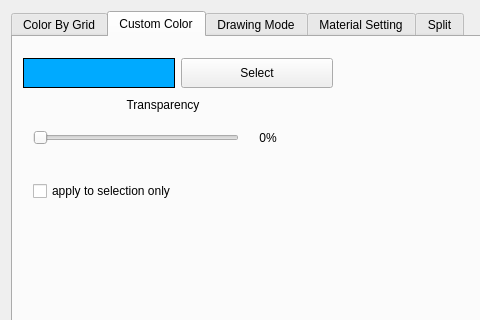
Qt form source/VIEW/DIALOGS/modifyRepresentationDialog.ui (BALL-Project/ball) before a commit; both pictures show x 0 to 480 and y 0 to 320 of the 800 by 408 pixel window.
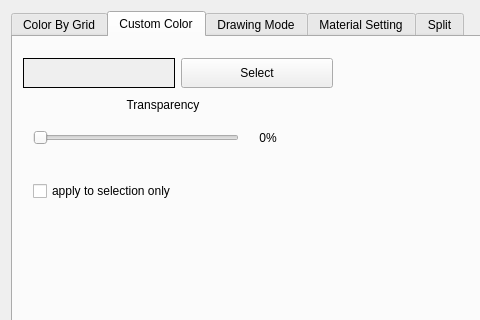
The same form after that commit. The open tabs and pages were chosen to show the change. Custom widgets are drawn as their Qt base class.

Commit message: feat(999.42/02): strip <palette> blocks from 7 dialogs (Handover §1.1)

What changed in the file:
```diff
--- a/source/VIEW/DIALOGS/modifyRepresentationDialog.ui
+++ b/source/VIEW/DIALOGS/modifyRepresentationDialog.ui
@@ -142,475 +142,6 @@
             <height>30</height>
            </size>
           </property>
-          <property name="palette">
-           <palette>
-            <active>
-             <colorrole role="WindowText">
-              <brush brushstyle="SolidPattern">
-               <color alpha="255">
-                <red>0</red>
-                <green>0</green>
-                <blue>0</blue>
-               </color>
-              </brush>
-             </colorrole>
-             <colorrole role="Button">
-              <brush brushstyle="SolidPattern">
-               <color alpha="255">
-                <red>221</red>
-                <green>223</green>
-                <blue>228</blue>
-               </color>
-              </brush>
-             </colorrole>
-             <colorrole role="Light">
-              <brush brushstyle="SolidPattern">
-               <color alpha="255">
-                <red>255</red>
-                <green>255</green>
-                <blue>255</blue>
-               </color>
-              </brush>
-             </colorrole>
-             <colorrole role="Midlight">
-              <brush brushstyle="SolidPattern">
-               <color alpha="255">
-                <red>255</red>
-                <green>255</green>
-                <blue>255</blue>
-               </color>
-              </brush>
-             </colorrole>
-             <colorrole role="Dark">
-              <brush brushstyle="SolidPattern">
-               <color alpha="255">
-                <red>85</red>
-                <green>85</green>
-                <blue>85</blue>
-               </color>
-              </brush>
-             </colorrole>
-             <colorrole role="Mid">
-              <brush brushstyle="SolidPattern">
-               <color alpha="255">
-                <red>199</red>
-                <green>199</green>
-                <blue>199</blue>
-               </color>
-              </brush>
-             </colorrole>
-             <colorrole role="Text">
-              <brush brushstyle="SolidPattern">
-               <color alpha="255">
-                <red>0</red>
-                <green>0</green>
-                <blue>0</blue>
-               </color>
-              </brush>
-             </colorrole>
-             <colorrole role="BrightText">
-              <brush brushstyle="SolidPattern">
-               <color alpha="255">
-                <red>255</red>
-                <green>255</green>
-                <blue>255</blue>
-               </color>
-              </brush>
-             </colorrole>
-             <colorrole role="ButtonText">
-              <brush brushstyle="SolidPattern">
-               <color alpha="255">
-                <red>0</red>
-                <green>0</green>
-                <blue>0</blue>
-               </color>
-              </brush>
-             </colorrole>
-             <colorrole role="Base">
-              <brush brushstyle="SolidPattern">
-               <color alpha="255">
-                <red>255</red>
-                <green>255</green>
-                <blue>255</blue>
-               </color>
-              </brush>
-             </colorrole>
-             <colorrole role="Window">
-              <brush brushstyle="SolidPattern">
-               <color alpha="255">
-                <red>0</red>
-                <green>170</green>
-                <blue>255</blue>
-               </color>
-              </brush>
-             </colorrole>
-             <colorrole role="Shadow">
-              <brush brushstyle="SolidPattern">
-               <color alpha="255">
-                <red>0</red>
-                <green>0</green>
-                <blue>0</blue>
-               </color>
-              </brush>
-             </colorrole>
-             <colorrole role="Highlight">
-              <brush brushstyle="SolidPattern">
-               <color alpha="255">
-                <red>103</red>
-                <green>141</green>
-                <blue>178</blue>
-               </color>
-              </brush>
-             </colorrole>
-             <colorrole role="HighlightedText">
-              <brush brushstyle="SolidPattern">
-               <color alpha="255">
-                <red>255</red>
-                <green>255</green>
-                <blue>255</blue>
-               </color>
-              </brush>
-             </colorrole>
-             <colorrole role="Link">
-              <brush brushstyle="SolidPattern">
-               <color alpha="255">
-                <red>0</red>
-                <green>0</green>
-                <blue>238</blue>
-               </color>
-              </brush>
-             </colorrole>
-             <colorrole role="LinkVisited">
-              <brush brushstyle="SolidPattern">
-               <color alpha="255">
-                <red>82</red>
-                <green>24</green>
-                <blue>139</blue>
-               </color>
-              </brush>
-             </colorrole>
-             <colorrole role="AlternateBase">
-              <brush brushstyle="SolidPattern">
-               <color alpha="255">
-                <red>232</red>
-                <green>232</green>
-                <blue>232</blue>
-               </color>
-              </brush>
-             </colorrole>
-            </active>
-            <inactive>
-             <colorrole role="WindowText">
-              <brush brushstyle="SolidPattern">
-               <color alpha="255">
-                <red>0</red>
-                <green>0</green>
-                <blue>0</blue>
-               </color>
-              </brush>
-             </colorrole>
-             <colorrole role="Button">
-              <brush brushstyle="SolidPattern">
-               <color alpha="255">
-                <red>221</red>
-                <green>223</green>
-                <blue>228</blue>
-               </color>
-              </brush>
-             </colorrole>
-             <colorrole role="Light">
-              <brush brushstyle="SolidPattern">
-               <color alpha="255">
-                <red>255</red>
-                <green>255</green>
-                <blue>255</blue>
-               </color>
-              </brush>
-             </colorrole>
-             <colorrole role="Midlight">
-              <brush brushstyle="SolidPattern">
-               <color alpha="255">
-                <red>255</red>
-                <green>255</green>
-                <blue>255</blue>
-               </color>
-              </brush>
-             </colorrole>
-             <colorrole role="Dark">
-              <brush brushstyle="SolidPattern">
-               <color alpha="255">
-                <red>85</red>
-                <green>85</green>
-                <blue>85</blue>
-               </color>
-              </brush>
-             </colorrole>
-             <colorrole role="Mid">
-              <brush brushstyle="SolidPattern">
-               <color alpha="255">
-                <red>199</red>
-                <green>199</green>
-                <blue>199</blue>
-               </color>
-              </brush>
-             </colorrole>
-             <colorrole role="Text">
-              <brush brushstyle="SolidPattern">
-               <color alpha="255">
-                <red>0</red>
-                <green>0</green>
-                <blue>0</blue>
-               </color>
-              </brush>
-             </colorrole>
-             <colorrole role="BrightText">
-              <brush brushstyle="SolidPattern">
-               <color alpha="255">
-                <red>255</red>
-                <green>255</green>
-                <blue>255</blue>
-               </color>
-              </brush>
-             </colorrole>
-             <colorrole role="ButtonText">
-              <brush brushstyle="SolidPattern">
-               <color alpha="255">
-                <red>0</red>
-                <green>0</green>
-                <blue>0</blue>
-               </color>
-              </brush>
-             </colorrole>
-             <colorrole role="Base">
-              <brush brushstyle="SolidPattern">
-               <color alpha="255">
-                <red>255</red>
-                <green>255</green>
-                <blue>255</blue>
-               </color>
-              </brush>
-             </colorrole>
-             <colorrole role="Window">
-              <brush brushstyle="SolidPattern">
-               <color alpha="255">
-                <red>0</red>
-                <green>170</green>
-                <blue>255</blue>
-               </color>
-              </brush>
-             </colorrole>
-             <colorrole role="Shadow">
-              <brush brushstyle="SolidPattern">
-               <color alpha="255">
-                <red>0</red>
-                <green>0</green>
-                <blue>0</blue>
-               </color>
-              </brush>
-             </colorrole>
-             <colorrole role="Highlight">
-              <brush brushstyle="SolidPattern">
-               <color alpha="255">
-                <red>103</red>
-                <green>141</green>
-                <blue>178</blue>
-               </color>
-              </brush>
-             </colorrole>
-             <colorrole role="HighlightedText">
-              <brush brushstyle="SolidPattern">
-               <color alpha="255">
-                <red>255</red>
-                <green>255</green>
-                <blue>255</blue>
-               </color>
-              </brush>
-             </colorrole>
-             <colorrole role="Link">
-              <brush brushstyle="SolidPattern">
-               <color alpha="255">
-                <red>0</red>
-                <green>0</green>
-                <blue>238</blue>
-               </color>
-              </brush>
-             </colorrole>
-             <colorrole role="LinkVisited">
-              <brush brushstyle="SolidPattern">
-               <color alpha="255">
-                <red>82</red>
-                <green>24</green>
-                <blue>139</blue>
-               </color>
-              </brush>
-             </colorrole>
-             <colorrole role="AlternateBase">
-              <brush brushstyle="SolidPattern">
-               <color alpha="255">
-                <red>232</red>
-                <green>232</green>
-                <blue>232</blue>
-               </color>
-              </brush>
-             </colorrole>
-            </inactive>
-            <disabled>
-             <colorrole role="WindowText">
-              <brush brushstyle="SolidPattern">
-               <color alpha="255">
-                <red>128</red>
-                <green>128</green>
-                <blue>128</blue>
-               </color>
-              </brush>
-             </colorrole>
-             <colorrole role="Button">
-              <brush brushstyle="SolidPattern">
-               <color alpha="255">
-                <red>221</red>
-                <green>223</green>
-                <blue>228</blue>
-               </color>
-              </brush>
-             </colorrole>
-             <colorrole role="Light">
-              <brush brushstyle="SolidPattern">
-               <color alpha="255">
-                <red>255</red>
-                <green>255</green>
-                <blue>255</blue>
-               </color>
-              </brush>
-             </colorrole>
-             <colorrole role="Midlight">
-              <brush brushstyle="SolidPattern">
-               <color alpha="255">
-                <red>255</red>
-                <green>255</green>
-                <blue>255</blue>
-               </color>
-              </brush>
-             </colorrole>
-             <colorrole role="Dark">
-              <brush brushstyle="SolidPattern">
-               <color alpha="255">
-                <red>85</red>
-                <green>85</green>
-                <blue>85</blue>
-               </color>
-              </brush>
-             </colorrole>
-             <colorrole role="Mid">
-              <brush brushstyle="SolidPattern">
-               <color alpha="255">
-                <red>199</red>
-                <green>199</green>
-                <blue>199</blue>
-               </color>
-              </brush>
-             </colorrole>
-             <colorrole role="Text">
-              <brush brushstyle="SolidPattern">
-               <color alpha="255">
-                <red>199</red>
-                <green>199</green>
-                <blue>199</blue>
-               </color>
-              </brush>
-             </colorrole>
-             <colorrole role="BrightText">
-              <brush brushstyle="SolidPattern">
-               <color alpha="255">
-                <red>255</red>
-                <green>255</green>
-                <blue>255</blue>
-               </color>
-              </brush>
-             </colorrole>
-             <colorrole role="ButtonText">
-              <brush brushstyle="SolidPattern">
-               <color alpha="255">
-                <red>128</red>
-                <green>128</green>
-                <blue>128</blue>
-               </color>
-              </brush>
-             </colorrole>
-             <colorrole role="Base">
-              <brush brushstyle="SolidPattern">
-               <color alpha="255">
-                <red>0</red>
-                <green>170</green>
-                <blue>255</blue>
-               </color>
-              </brush>
-             </colorrole>
-             <colorrole role="Window">
-              <brush brushstyle="SolidPattern">
-               <color alpha="255">
-                <red>0</red>
-                <green>170</green>
-                <blue>255</blue>
-               </color>
-              </brush>
-             </colorrole>
-             <colorrole role="Shadow">
-              <brush brushstyle="SolidPattern">
-               <color alpha="255">
-                <red>0</red>
-                <green>0</green>
-                <blue>0</blue>
-               </color>
-              </brush>
-             </colorrole>
-             <colorrole role="Highlight">
-              <brush brushstyle="SolidPattern">
-               <color alpha="255">
-                <red>86</red>
-                <green>117</green>
-                <blue>148</blue>
-               </color>
-              </brush>
-             </colorrole>
-             <colorrole role="HighlightedText">
-              <brush brushstyle="SolidPattern">
-               <color alpha="255">
-                <red>255</red>
-                <green>255</green>
-                <blue>255</blue>
-               </color>
-              </brush>
-             </colorrole>
-             <colorrole role="Link">
-              <brush brushstyle="SolidPattern">
-               <color alpha="255">
-                <red>0</red>
-                <green>0</green>
-                <blue>238</blue>
-               </color>
-              </brush>
-             </colorrole>
-             <colorrole role="LinkVisited">
-              <brush brushstyle="SolidPattern">
-               <color alpha="255">
-                <red>82</red>
-                <green>24</green>
-                <blue>139</blue>
-               </color>
-              </brush>
-             </colorrole>
-             <colorrole role="AlternateBase">
-              <brush brushstyle="SolidPattern">
-               <color alpha="255">
-                <red>232</red>
-                <green>232</green>
-                <blue>232</blue>
-               </color>
-              </brush>
-             </colorrole>
-            </disabled>
-           </palette>
-          </property>
           <property name="autoFillBackground">
            <bool>true</bool>
           </property>
```
The commit also changes 7 other files.
